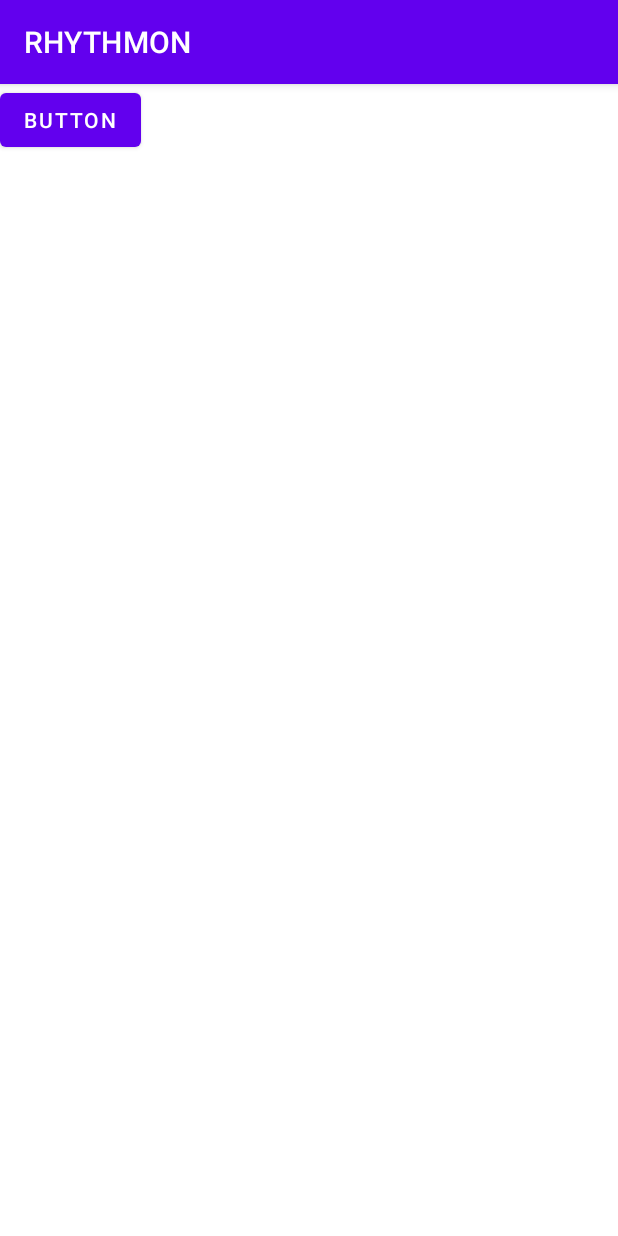
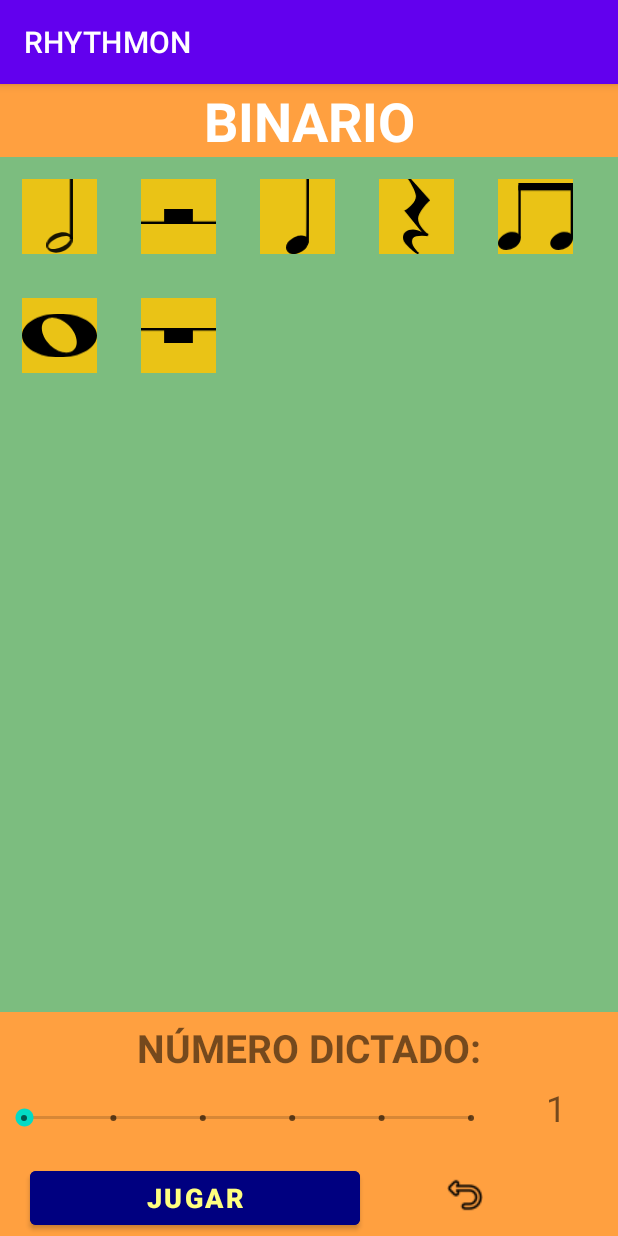
Before and after one commit to EnriqueM00/RHYTHMON, an Android app: the Preconfig screen opened directly, with no data from a screen before it, on a phone screen of 412 x 824 dp. Run offline under Robolectric (Android 15) with nearby library versions, the phone set to English and light mode, and no system bars.

Commit message:
Actualizacion. - Preconfig full exceptio SeekBar Tempo, Bundle - Formulas Ritmicas - Perfeccionar MiniJuego

```diff
--- /dev/null
+++ b/app/src/main/java/com/example/rhythmon/FormulasRitmicas.java
@@ -0,0 +1,32 @@
+package com.example.rhythmon;
+
+public enum FormulasRitmicas {
+
+    //Silencios (s) valor negativo
+    BLANCA( "blanca"),
+    sBLANCA( "silencio_blanca"),
+    NEGRA( "negra"),
+    sNEGRA( "silencio_negra"),
+    CORCHEAS( "corcheas"),
+    REDONDA( "redonda"),
+    sREDONDA( "silencio_redonda");
+
+    private final String NOMBRE_IMG_XML;
+
+    FormulasRitmicas( String nombreImgXML){
+
+        this.NOMBRE_IMG_XML = nombreImgXML;
+    }
+
+    public String getNombreImgXML(){ return NOMBRE_IMG_XML; }
+
+
+    public static FormulasRitmicas findByNombreImgXML(String nombreImgXML){
+        for (FormulasRitmicas f : FormulasRitmicas.values()){
+            if (f.getNombreImgXML().equals(nombreImgXML)){
+                return f;
+            }
+        }
+        return null;
+    }
+}
--- a/app/src/main/java/com/example/rhythmon/MiniJuego.java
+++ b/app/src/main/java/com/example/rhythmon/MiniJuego.java
@@ -23,8 +23,8 @@ public class MiniJuego extends AppCompatActivity {
         put(-4,R.drawable.silencio_redonda);
         put(4,R.drawable.redonda);
     }};
-    private List<Integer> valoresCompas1;
-    private List<Integer> valoresCompas2;
+    private List<Integer> idImagenesCompas1;
+    private List<Integer> idImagenesCompas2;
 
     @Override
     protected void onCreate(Bundle savedInstanceState) {
@@ -32,8 +32,8 @@ public class MiniJuego extends AppCompatActivity {
         setContentView(R.layout.activity_mini_juego);
         Compas compas1 = generarCompas();
         Compas compas2 = generarCompas();
-        valoresCompas1 = traducirCompases(compas1);
-        valoresCompas2 = traducirCompases(compas2);
+        idImagenesCompas1 = traducirCompases(compas1);
+        idImagenesCompas2 = traducirCompases(compas2);
     }
 
 
@@ -95,14 +95,11 @@ public class MiniJuego extends AppCompatActivity {
             int traduccion = traducirValor(figura);
             suma += traduccion;
 
-            if (suma > COMPAS_LENGTH){
+            if (suma >= COMPAS_LENGTH){
                 return true;
             }
-            else if (suma < COMPAS_LENGTH){
+            else {
                 return false;
-            }
-            else if (suma == COMPAS_LENGTH){
-                return true;
             }
         }
         return false;
--- a/app/src/main/java/com/example/rhythmon/Preconfig.java
+++ b/app/src/main/java/com/example/rhythmon/Preconfig.java
@@ -1,21 +1,108 @@
 package com.example.rhythmon;
 
 import androidx.appcompat.app.AppCompatActivity;
-
 import android.content.Intent;
+import android.content.res.Resources;
+import android.graphics.Color;
 import android.os.Bundle;
+import android.util.TypedValue;
 import android.view.View;
+import android.widget.Button;
+import android.widget.ImageView;
+import android.widget.ScrollView;
+import android.widget.SeekBar;
+import android.widget.TableLayout;
+import android.widget.TableRow;
+import android.widget.TextView;
 
 public class Preconfig extends AppCompatActivity {
+
+    private ScrollView scrollBinario;
+    private TableLayout tableBinario;
+    private Button btnJugar;
+    private SeekBar seekBar;
+    private TextView tvSeekBarProgres;
 
     @Override
     protected void onCreate(Bundle savedInstanceState) {
         super.onCreate(savedInstanceState);
         setContentView(R.layout.activity_preconfig);
+
+        scrollBinario = findViewById(R.id.scroll_binario);
+        scrollBinario.setVisibility(View.VISIBLE);
+        scrollBinario.setBackgroundColor(Color.parseColor("#7CBD7F"));
+
+        tableBinario = findViewById(R.id.table_bin);
+
+        tvSeekBarProgres = findViewById(R.id.tv_seekBar);
+        tvSeekBarProgres.setText("1");
+        seekBar = findViewById(R.id.seekBar_Dictado);
+
+        seekBar.setOnSeekBarChangeListener(new SeekBar.OnSeekBarChangeListener() {
+            @Override
+            public void onStopTrackingTouch(SeekBar seekBar) { /* TODO Auto-generated method stub */ }
+            @Override
+            public void onStartTrackingTouch(SeekBar seekBar) { /* TODO Auto-generated method stub */ }
+            @Override
+            public void onProgressChanged(SeekBar seekBar, int progress, boolean fromUser) {
+                tvSeekBarProgres.setText(Integer.toString(progress));
+            }
+        });
+
+        CrearImageButtonsFormulasRitmicas();
+    }
+
+    private void CrearImageButtonsFormulasRitmicas() {
+        ImageView imageViewsFormulas[] = new ImageView[FormulasRitmicas.values().length];
+        int elementosFilaActualBin = 0;
+        TableRow rowBinActual = new TableRow(this);
+        rowBinActual.setLayoutParams(new TableRow.LayoutParams(TableRow.LayoutParams.WRAP_CONTENT, TableLayout.LayoutParams.WRAP_CONTENT));
+        //Mitad del width screen (cada scroll la mitad) dividido entre lo que ocupa cada botón formula con margenes
+        int formulasPorFila =  (int) (float)(this.getResources().getDisplayMetrics().widthPixels) / ConvertirDP2PX(80);
+
+        for (int i = 0; i < FormulasRitmicas.values().length; i++) {
+            FormulasRitmicas f = FormulasRitmicas.values()[i]; //Formula
+
+            //Dibujar imagenes en TableLayout
+            imageViewsFormulas[i] = new ImageView(this);
+            int idDrawable = getResources().getIdentifier(f.getNombreImgXML(), "drawable", this.getPackageName());
+            imageViewsFormulas[i].setImageResource(idDrawable);
+            imageViewsFormulas[i].setScaleType(ImageView.ScaleType.CENTER_INSIDE); //FIT_CENTER
+            imageViewsFormulas[i].setAdjustViewBounds(true);
+            TableRow.LayoutParams lp = new TableRow.LayoutParams(ConvertirDP2PX(50), ConvertirDP2PX(50));
+            int margin = ConvertirDP2PX(15);
+            lp.setMargins(margin, margin, margin, margin);
+            imageViewsFormulas[i].setLayoutParams(lp);
+
+            imageViewsFormulas[i].setBackgroundColor(Color.parseColor("#eac316"));
+
+
+            //Lo añadimos al scroll correspondiente
+
+                rowBinActual.addView(imageViewsFormulas[i]); //Aqui añadimos el objeto creado (IV)
+                elementosFilaActualBin++;
+                if (elementosFilaActualBin == formulasPorFila) { //Añadimos la fila completa a la tabla y creamos otra
+                    tableBinario.addView(rowBinActual);
+                    rowBinActual = new TableRow(this);
+                    rowBinActual.setLayoutParams(new TableRow.LayoutParams(TableRow.LayoutParams.WRAP_CONTENT, TableLayout.LayoutParams.WRAP_CONTENT));
+                    elementosFilaActualBin = 0;
+                }
+        }
+
+        //Añadimos la última fila si algun elementosFilaActual es mayor que 0
+        if (elementosFilaActualBin > 0)
+            tableBinario.addView(rowBinActual);
+    }
+
+    public int ConvertirDP2PX(float dp) {
+        Resources r = this.getResources();
+        return (int) Math.floor(TypedValue.applyDimension(TypedValue.COMPLEX_UNIT_DIP, dp, r.getDisplayMetrics()));
     }
 
     public void jugar(View view){
         Intent i = new Intent(this, MiniJuego.class);
         startActivity(i);
     }
+
+    public void volverPreConfig(View view){ finish(); }
 }
--- a/app/src/main/res/layout/activity_custom_ritmo.xml
+++ b/app/src/main/res/layout/activity_custom_ritmo.xml
@@ -52,7 +52,7 @@
 
 <!--SEEKBAR 4-->
 <TextView
-        android:id="@+id/tv_sb_discrete4"
+    android:id="@+id/tvNumDictado"
     android:layout_width="match_parent"
     android:layout_height="47dp"
     android:gravity="center_horizontal|center"
@@ -66,7 +66,7 @@
     android:orientation="horizontal">
 
     <SeekBar
-            android:id="@+id/seekBar_discrete4"
+        android:id="@+id/seekBar_Dictado"
         style="@style/Widget.AppCompat.SeekBar.Discrete"
         android:layout_width="match_parent"
         android:layout_height="47dp"
@@ -76,7 +76,7 @@
         android:visibility="visible" />
 
     <TextView
-            android:id="@+id/tv_seekBar_4"
+        android:id="@+id/tv_seekBar"
         android:layout_width="match_parent"
         android:layout_height="match_parent"
         android:layout_weight="0.8"
@@ -103,7 +103,7 @@
     android:text="jugar" />
 
 <Button
-        android:id="@+id/bt_volver"
+    android:id="@+id/btnVolver"
     android:layout_width="match_parent"
     android:layout_height="wrap_content"
     android:onClick="VolverActivityMinijuegos"
--- a/app/src/main/res/layout/activity_preconfig.xml
+++ b/app/src/main/res/layout/activity_preconfig.xml
@@ -4,14 +4,134 @@
     xmlns:tools="http://schemas.android.com/tools"
     android:layout_width="match_parent"
     android:layout_height="match_parent"
-    tools:context=".Preconfig">
+    tools:context=".Preconfig"
+    android:background="#FFA040">
 
-    <Button
-        android:id="@+id/button"
-        android:layout_width="wrap_content"
-        android:layout_height="wrap_content"
-        android:onClick="jugar"
-        android:text="Button"
-        tools:layout_editor_absoluteX="115dp"
-        tools:layout_editor_absoluteY="246dp" />
+    <LinearLayout
+        android:layout_width="match_parent"
+        android:layout_height="match_parent"
+        android:orientation="vertical">
+
+
+        <LinearLayout
+            android:layout_width="match_parent"
+            android:layout_height="wrap_content"
+            android:orientation="horizontal">
+
+            <TextView
+                android:id="@+id/tvBinario"
+                android:layout_width="0dp"
+                android:layout_height="wrap_content"
+                android:layout_weight="0.6"
+                android:gravity="center"
+                android:textAlignment="center"
+                android:textColor="#FFFFFF"
+                android:textSize="36sp"
+                android:textStyle="bold"
+                android:text="BINARIO" />
+
+        </LinearLayout>
+
+        <LinearLayout
+            android:layout_width="match_parent"
+            android:layout_height="match_parent"
+            android:layout_weight="0.2"
+            android:baselineAligned="false"
+            android:orientation="horizontal">
+
+            <ScrollView
+                android:id="@+id/scroll_binario"
+                android:layout_width="match_parent"
+                android:layout_height="match_parent"
+                android:layout_weight="0.5"
+                android:fadeScrollbars="false"
+                android:fillViewport="false"
+                android:scrollbarStyle="outsideInset"
+                tools:visibility="visible">
+
+                <TableLayout
+                    android:id="@+id/table_bin"
+                    android:layout_width="match_parent"
+                    android:layout_height="wrap_content" />
+            </ScrollView>
+
+
+        </LinearLayout>
+
+        <TextView
+            android:id="@+id/tvNumDictado"
+            android:layout_width="match_parent"
+            android:layout_height="47dp"
+            android:gravity="center_horizontal|center"
+            android:text="NÚMERO DICTADO:"
+            android:textSize="26sp"
+            android:textStyle="bold" />
+
+        <LinearLayout
+            android:id="@+id/ll_seekBar_4"
+            android:layout_width="match_parent"
+            android:layout_height="wrap_content"
+            android:orientation="horizontal">
+
+            <SeekBar
+                android:id="@+id/seekBar_Dictado"
+                style="@style/Widget.AppCompat.SeekBar.Discrete"
+                android:layout_width="match_parent"
+                android:layout_height="47dp"
+                android:layout_weight="0.2"
+                android:min="1"
+                android:max="5"
+                android:progress="1"
+                android:visibility="visible" />
+
+            <TextView
+                android:id="@+id/tv_seekBar"
+                android:layout_width="match_parent"
+                android:layout_height="match_parent"
+                android:layout_weight="0.8"
+                android:textAlignment="center"
+                android:textSize="24sp" />
+        </LinearLayout>
+
+        <LinearLayout
+            android:layout_width="match_parent"
+            android:layout_height="wrap_content"
+            android:orientation="horizontal">
+
+            <Button
+                android:id="@+id/btnJugarConfig"
+                android:layout_width="220dp"
+                android:layout_height="wrap_content"
+                android:layout_marginLeft="20dp"
+                android:layout_marginTop="5dp"
+                android:layout_marginRight="20dp"
+                android:layout_marginBottom="1dp"
+                android:backgroundTint="#000080"
+                android:onClick="jugar"
+                android:text="JUGAR"
+                android:textColor="#FFFF7F"
+                android:textSize="18sp"
+                android:textStyle="bold" />
+
+            <ImageButton
+                android:id="@+id/imageButton"
+                android:layout_width="100dp"
+                android:layout_height="wrap_content"
+                android:backgroundTint="#00FFFFFF"
+                app:srcCompat="@drawable/volver"
+                android:layout_marginTop="5dp"
+                android:layout_marginBottom="1dp"/>
+        </LinearLayout>
+
+    </LinearLayout>
+
+    <!--SEEKBAR 4-->
+
+    <!-- FIN SEEKBAR4-->
+
+    <!--SEEKBAR 5-->
+
+
+
+
 </androidx.constraintlayout.widget.ConstraintLayout>
```
Lines whose indentation alone changed are shown as unchanged.
